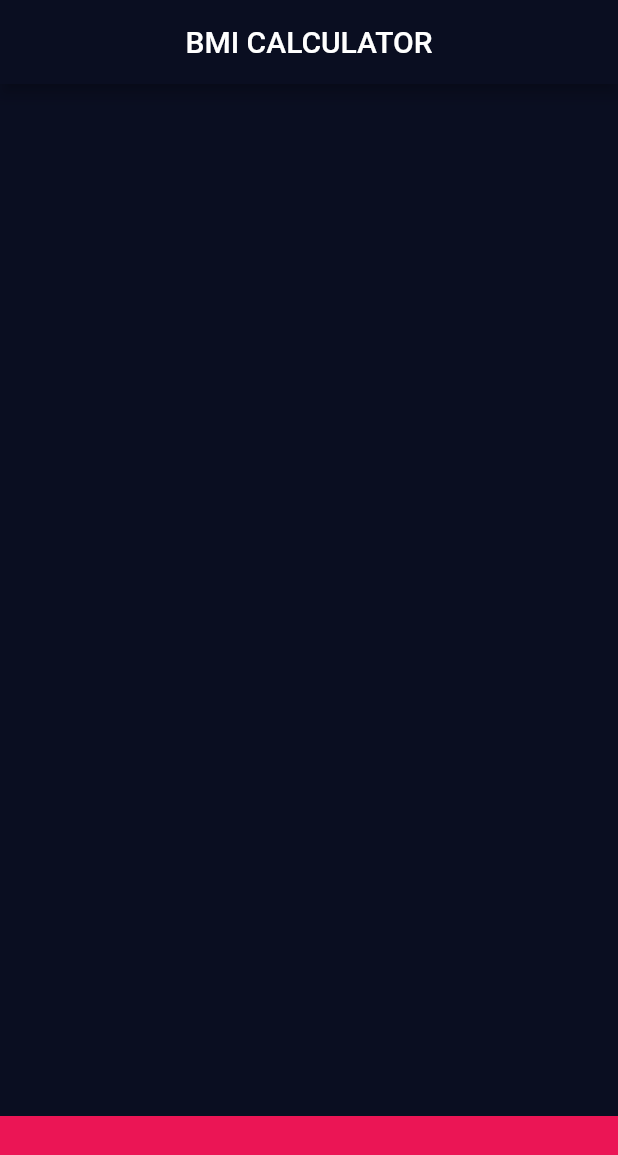
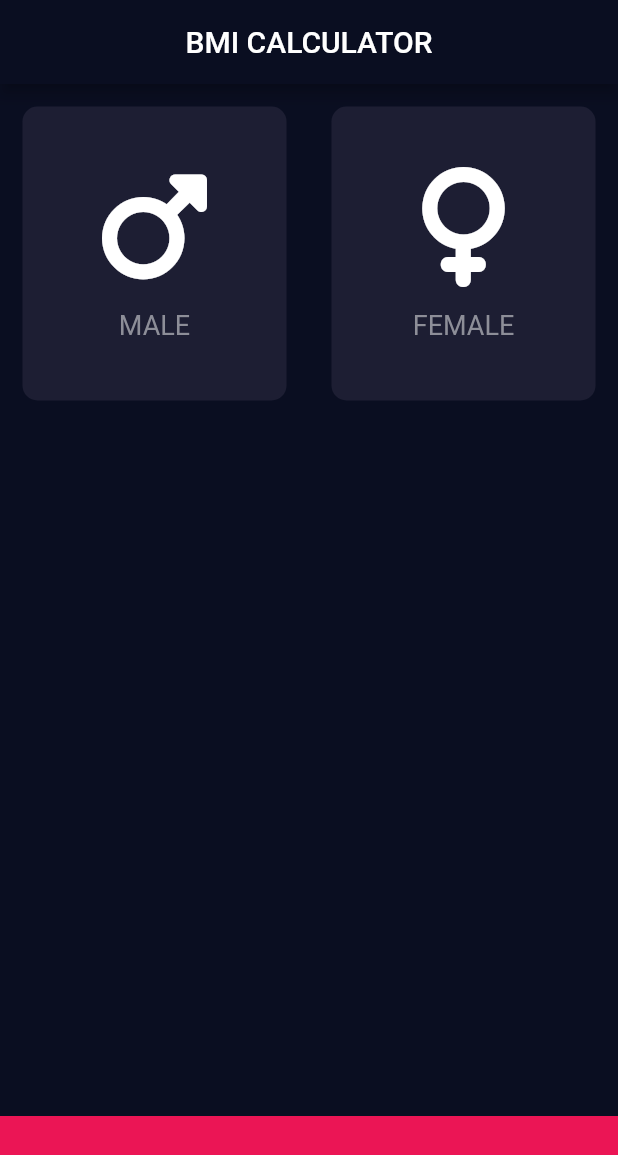
Before and after one commit to narmuni123/bmi_calculator, a Flutter app: the screen it shows after launch, on a phone screen of 412 x 824 dp. Shown: the top 1155 px of the screen. Run offline on Flutter 3.47's test engine with Material 2 defaults, Android fonts, the phone set to English and light mode, and no system bars; our stand-ins replace font_awesome_flutter.

Commit message:
added gender card

```diff
--- a/lib/screens/input_screen.dart
+++ b/lib/screens/input_screen.dart
@@ -1,5 +1,6 @@
 import 'package:bmi_calculator/reusable/color_constant.dart';
 import 'package:flutter/material.dart';
+import 'package:font_awesome_flutter/font_awesome_flutter.dart';
 
 class InputScreen extends StatefulWidget {
   const InputScreen({Key? key}) : super(key: key);
@@ -25,25 +26,40 @@ class _InputScreenState extends State<InputScreen> {
             child: Row(
               children: [
                 Expanded(
-                  child: boxContainer(color: ColorConstant.activeContainerColor, cardChild: const SizedBox()),
+                  child: boxContainer(
+                    color: ColorConstant.activeContainerColor,
+                    cardChild: genderCard(icon: FontAwesomeIcons.mars, title: "MALE"),
+                  ),
                 ),
                 Expanded(
-                  child: boxContainer(color: ColorConstant.activeContainerColor, cardChild: const SizedBox()),
+                  child: boxContainer(
+                    color: ColorConstant.activeContainerColor,
+                    cardChild: genderCard(icon: FontAwesomeIcons.venus, title: "FEMALE"),
+                  ),
                 ),
               ],
             ),
           ),
           Expanded(
-            child: boxContainer(color: ColorConstant.activeContainerColor, cardChild: const SizedBox()),
+            child: boxContainer(
+              color: ColorConstant.activeContainerColor,
+              cardChild: const SizedBox(),
+            ),
           ),
           Expanded(
             child: Row(
               children: [
                 Expanded(
-                  child: boxContainer(color: ColorConstant.activeContainerColor, cardChild: const SizedBox()),
+                  child: boxContainer(
+                    color: ColorConstant.activeContainerColor,
+                    cardChild: const SizedBox(),
+                  ),
                 ),
                 Expanded(
-                  child: boxContainer(color: ColorConstant.activeContainerColor, cardChild: const SizedBox()),
+                  child: boxContainer(
+                    color: ColorConstant.activeContainerColor,
+                    cardChild: const SizedBox(),
+                  ),
                 ),
               ],
             ),
@@ -69,4 +85,27 @@ class _InputScreenState extends State<InputScreen> {
       child: cardChild,
     );
   }
+
+  Widget genderCard({required IconData icon, required String title}){
+    return Column(
+      mainAxisAlignment: MainAxisAlignment.center,
+      children: [
+        Icon(
+          icon,
+          size: 80.0,
+          color: Colors.white,
+        ),
+        const SizedBox(
+          height: 15.0,
+        ),
+        Text(
+          title,
+          style: const TextStyle(
+            fontSize: 18,
+            color: Color(0xFF8D8E98),
+          ),
+        ),
+      ],
+    );
+  }
 }
```
Also changed, not shown: pubspec.lock.
